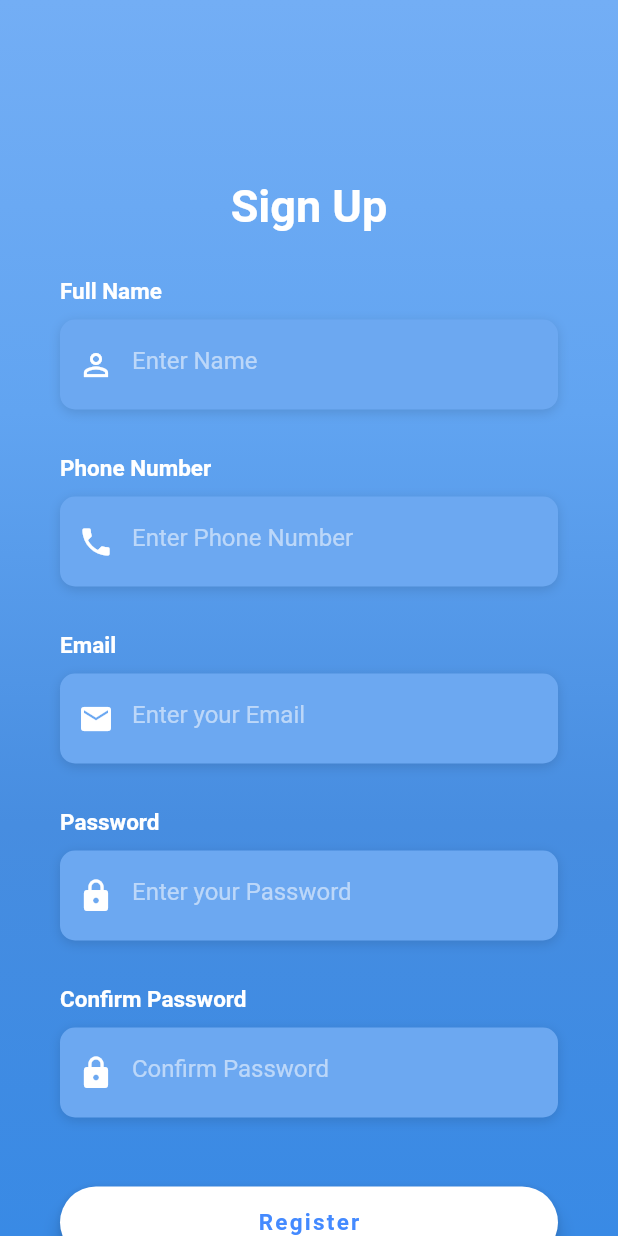
After one commit to AvinashMahanthi/Flutter_LoginUI-s, a Flutter app: the SignUp1 screen opened directly, on a phone screen of 412 x 824 dp. The commit adds this screen. Run offline on Flutter 3.47's test engine with Material 2 defaults, Android fonts, the phone set to English and light mode, and no system bars.

Commit message:
Completed SignUp1

```diff
--- a/lib/Login_ui_1/Login_screen.dart
+++ b/lib/Login_ui_1/Login_screen.dart
@@ -1,4 +1,5 @@
 import 'package:flutter/material.dart';
+import 'package:loginui/Login_ui_1/Signup_screen.dart';
 import 'package:loginui/Login_ui_1/constants1.dart';
 
 class LoginUI1 extends StatefulWidget {
@@ -8,48 +9,6 @@ class LoginUI1 extends StatefulWidget {
 
 class _LoginUI1State extends State<LoginUI1> {
   bool _rememberME = false;
-  Widget _buildEmailTF() {
-    return Container(
-      decoration: kBoxDecourationStyle,
-      height: 60.0,
-      alignment: Alignment.centerLeft,
-      child: TextField(
-        keyboardType: TextInputType.emailAddress,
-        style: TextStyle(color: Colors.white),
-        decoration: InputDecoration(
-          prefixIcon: Icon(
-            Icons.mail,
-            color: Colors.white,
-          ),
-          border: InputBorder.none,
-          hintText: "Enter your Email",
-          hintStyle: kHintTextStyle,
-        ),
-      ),
-    );
-  }
-
-  Widget _buildpassworsdTF() {
-    return Container(
-      decoration: kBoxDecourationStyle,
-      height: 60.0,
-      alignment: Alignment.centerLeft,
-      child: TextField(
-        obscureText: true,
-        keyboardType: TextInputType.emailAddress,
-        style: TextStyle(color: Colors.white),
-        decoration: InputDecoration(
-          prefixIcon: Icon(
-            Icons.lock,
-            color: Colors.white,
-          ),
-          border: InputBorder.none,
-          hintText: "Enter your Password",
-          hintStyle: kHintTextStyle,
-        ),
-      ),
-    );
-  }
 
   Widget _buildRememberMe() {
     return Container(
@@ -127,7 +86,10 @@ class _LoginUI1State extends State<LoginUI1> {
 
   Widget _buildSignUpbtn() {
     return GestureDetector(
-      onTap: () {},
+      onTap: () {
+        Navigator.of(context)
+            .push(MaterialPageRoute(builder: (context) => SignUp1()));
+      },
       child: RichText(
         text: TextSpan(children: [
           TextSpan(
@@ -230,11 +192,11 @@ class _LoginUI1State extends State<LoginUI1> {
                     children: <Widget>[
                       Text("Email", style: klableStyle),
                       SizedBox(height: 10.0),
-                      _buildEmailTF(),
+                      buildEmailTF(),
                       SizedBox(height: 30.0),
                       Text("Password", style: klableStyle),
                       SizedBox(height: 10.0),
-                      _buildpassworsdTF(),
+                      buildPasswordTF(),
                       _buildForgetPasswordbtn(),
                       _buildRememberMe(),
                       SizedBox(height: 30.0),
--- /dev/null
+++ b/lib/Login_ui_1/Signup_screen.dart
@@ -0,0 +1,206 @@
+import 'package:flutter/material.dart';
+import 'package:loginui/Login_ui_1/Login_screen.dart';
+import 'constants1.dart';
+
+class SignUp1 extends StatefulWidget {
+  @override
+  _SignUp1State createState() => _SignUp1State();
+}
+
+class _SignUp1State extends State<SignUp1> {
+  Widget _buildNameTF() {
+    return Container(
+      alignment: Alignment.centerLeft,
+      decoration: kBoxDecourationStyle,
+      height: 60.0,
+      child: TextField(
+        keyboardType: TextInputType.text,
+        style: TextStyle(color: Colors.white),
+        decoration: InputDecoration(
+            prefixIcon: Icon(
+              Icons.person_outline,
+              color: Colors.white,
+            ),
+            border: InputBorder.none,
+            hintText: "Enter Name",
+            hintStyle: kHintTextStyle),
+      ),
+    );
+  }
+
+  Widget _buildPhTF() {
+    return Container(
+      alignment: Alignment.centerLeft,
+      decoration: kBoxDecourationStyle,
+      height: 60.0,
+      child: TextField(
+        keyboardType: TextInputType.phone,
+        decoration: InputDecoration(
+          border: InputBorder.none,
+          prefixIcon: Icon(
+            Icons.phone,
+            color: Colors.white,
+          ),
+          hintText: "Enter Phone Number",
+          hintStyle: kHintTextStyle,
+        ),
+      ),
+    );
+  }
+
+  Widget _buildRePasswordTF() {
+    return Container(
+      decoration: kBoxDecourationStyle,
+      height: 60.0,
+      alignment: Alignment.centerLeft,
+      child: TextField(
+        obscureText: true,
+        keyboardType: TextInputType.emailAddress,
+        style: TextStyle(color: Colors.white),
+        decoration: InputDecoration(
+          prefixIcon: Icon(
+            Icons.lock,
+            color: Colors.white,
+          ),
+          border: InputBorder.none,
+          hintText: "Confirm Password",
+          hintStyle: kHintTextStyle,
+        ),
+      ),
+    );
+  }
+
+  Widget _buildRegisterBtn() {
+    return Padding(
+      padding: EdgeInsets.symmetric(vertical: 16.0),
+      child: Material(
+        color: Colors.white,
+        borderRadius: BorderRadius.all(Radius.circular(30.0)),
+        elevation: 5.0,
+        child: MaterialButton(
+          elevation: 10.0,
+          onPressed: () {
+            //Implement login functionality.
+          },
+          minWidth: 350.0,
+          height: 42.0,
+          child: Text(
+            'Register',
+            style: TextStyle(
+                color: Colors.blueAccent,
+                fontWeight: FontWeight.bold,
+                fontSize: 15.0,
+                letterSpacing: 1.5),
+          ),
+        ),
+      ),
+    );
+  }
+
+  Widget _buildSignInbtn() {
+    return GestureDetector(
+      onTap: () {
+        Navigator.of(context)
+            .push(MaterialPageRoute(builder: (context) => LoginUI1()));
+      },
+      child: RichText(
+        text: TextSpan(children: [
+          TextSpan(
+            text: "Already have an account? ",
+            style: TextStyle(
+                color: Colors.white,
+                fontSize: 16.0,
+                fontWeight: FontWeight.w100),
+          ),
+          TextSpan(
+            text: "SignIn",
+            style: TextStyle(
+                color: Colors.white,
+                fontSize: 16.0,
+                fontWeight: FontWeight.bold),
+          ),
+        ]),
+      ),
+    );
+  }
+
+  @override
+  Widget build(BuildContext context) {
+    return Scaffold(
+      body: Stack(
+        children: <Widget>[
+          Container(
+            height: double.infinity,
+            width: double.infinity,
+            decoration: BoxDecoration(
+                gradient: LinearGradient(
+              begin: Alignment.topCenter,
+              end: Alignment.bottomCenter,
+              colors: [
+                Color(0xFF73AEF5),
+                Color(0xFF61A4F1),
+                Color(0xFF478DE0),
+                Color(0xFF398AE5),
+              ],
+            )),
+          ),
+          Container(
+            height: double.infinity,
+            child: SingleChildScrollView(
+              physics: AlwaysScrollableScrollPhysics(),
+              padding: EdgeInsets.symmetric(horizontal: 40.0, vertical: 120.0),
+              child: Column(
+                children: <Widget>[
+                  Text(
+                    "Sign Up",
+                    style: TextStyle(
+                      color: Colors.white,
+                      fontWeight: FontWeight.bold,
+                      fontSize: 30.0,
+                    ),
+                  ),
+                  SizedBox(height: 30.0),
+                  Center(
+                    child: Center(
+                      child: Column(
+                        crossAxisAlignment: CrossAxisAlignment.start,
+                        children: <Widget>[
+                          Text("Full Name", style: klableStyle),
+                          SizedBox(height: 10.0),
+                          _buildNameTF(),
+                          SizedBox(height: 30.0),
+                          Text("Phone Number", style: klableStyle),
+                          SizedBox(height: 10.0),
+                          _buildPhTF(),
+                          SizedBox(height: 30.0),
+                          Text("Email", style: klableStyle),
+                          SizedBox(height: 10.0),
+                          buildEmailTF(),
+                          SizedBox(height: 30.0),
+                          Text("Password", style: klableStyle),
+                          SizedBox(height: 10.0),
+                          buildPasswordTF(),
+                          SizedBox(height: 30.0),
+                          Text("Confirm Password", style: klableStyle),
+                          SizedBox(height: 10.0),
+                          _buildRePasswordTF(),
+                          SizedBox(height: 30.0),
+                          _buildRegisterBtn(),
+                          SizedBox(height: 30.0),
+                          Column(
+                            mainAxisAlignment: MainAxisAlignment.center,
+                            children: <Widget>[_buildSignInbtn()],
+                          ),
+                        ],
+                      ),
+                    ),
+                  ),
+                ],
+              ),
+            ),
+          )
+        ],
+      ),
+    );
+  }
+}
--- a/lib/Login_ui_1/constants1.dart
+++ b/lib/Login_ui_1/constants1.dart
@@ -20,3 +20,46 @@ final kBoxDecourationStyle = BoxDecoration(
         offset: Offset(0, 2),
       )
     ]);
+
+Widget buildEmailTF() {
+  return Container(
+    decoration: kBoxDecourationStyle,
+    height: 60.0,
+    alignment: Alignment.centerLeft,
+    child: TextField(
+      keyboardType: TextInputType.emailAddress,
+      style: TextStyle(color: Colors.white),
+      decoration: InputDecoration(
+        prefixIcon: Icon(
+          Icons.mail,
+          color: Colors.white,
+        ),
+        border: InputBorder.none,
+        hintText: "Enter your Email",
+        hintStyle: kHintTextStyle,
+      ),
+    ),
+  );
+}
+
+Widget buildPasswordTF() {
+  return Container(
+    decoration: kBoxDecourationStyle,
+    height: 60.0,
+    alignment: Alignment.centerLeft,
+    child: TextField(
+      obscureText: true,
+      keyboardType: TextInputType.emailAddress,
+      style: TextStyle(color: Colors.white),
+      decoration: InputDecoration(
+        prefixIcon: Icon(
+          Icons.lock,
+          color: Colors.white,
+        ),
+        border: InputBorder.none,
+        hintText: "Enter your Password",
+        hintStyle: kHintTextStyle,
+      ),
+    ),
+  );
+}
```
